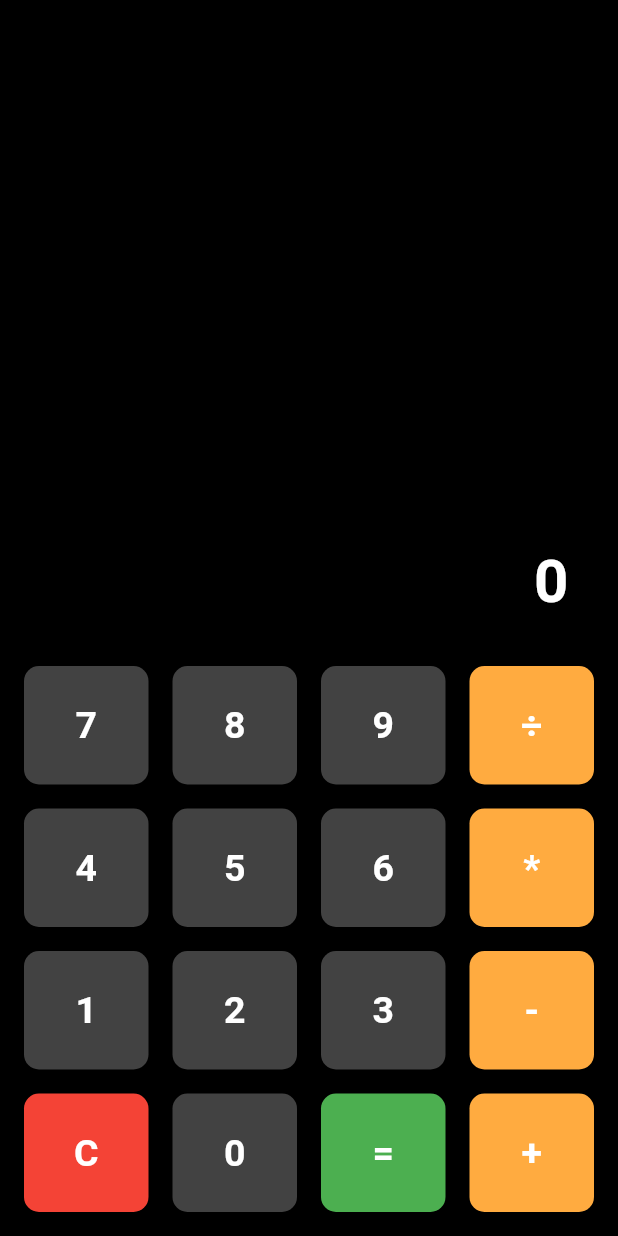
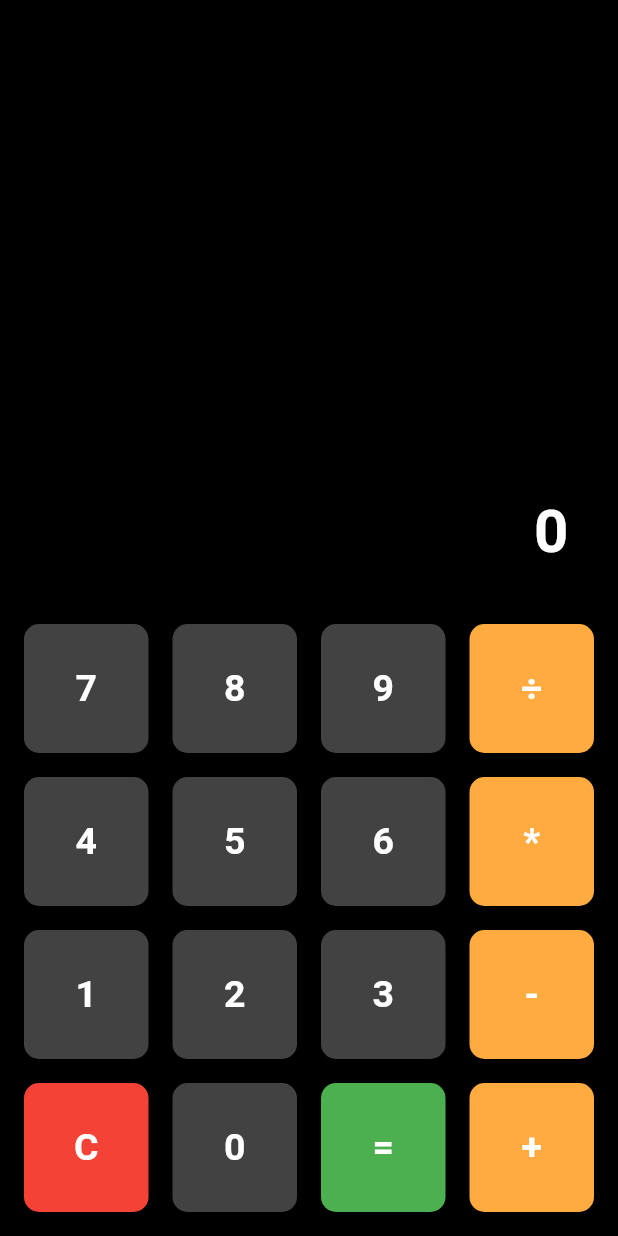
Before and after one commit to MirEfaj/Flutter-Feature, a Flutter app: the screen it shows after launch, on a phone screen of 412 x 824 dp. Run offline on Flutter 3.47's test engine with Material 3 defaults, Android fonts, the phone set to English and light mode, and no system bars.

Commit message:
1st message

```diff
--- a/lib/main.dart
+++ b/lib/main.dart
@@ -1,5 +1,4 @@
 import 'package:flutter/material.dart';
-import 'package:flutter_screenutil/flutter_screenutil.dart';
 import 'package:signup_page/pages/home_page.dart';
 
 void main() => runApp(MyApp());
@@ -9,25 +8,9 @@ class MyApp extends StatelessWidget {
 
   @override
   Widget build(BuildContext context) {
-    //Set the fit size (Find your UI design, look at the dimensions of the device screen and fill it in,unit in dp)
-    return ScreenUtilInit(
-      designSize: const Size(360, 690),
-      minTextAdapt: true,
-      splitScreenMode: true,
-      // Use builder only if you need to use library outside ScreenUtilInit context
-      builder: (_ , child) {
-        return MaterialApp(
-          debugShowCheckedModeBanner: false,
-          title: 'First Method',
-          // You can use the library anywhere in the app even in theme
-          theme: ThemeData(
-            primarySwatch: Colors.blue,
-            textTheme: Typography.englishLike2018.apply(fontSizeFactor: 1.sp),
-          ),
-          home: child,
-        );
-      },
-      child: const HomePage(),
+    return MaterialApp(
+      debugShowCheckedModeBanner: false,
+      home: const HomePage(),
     );
   }
 }
```
